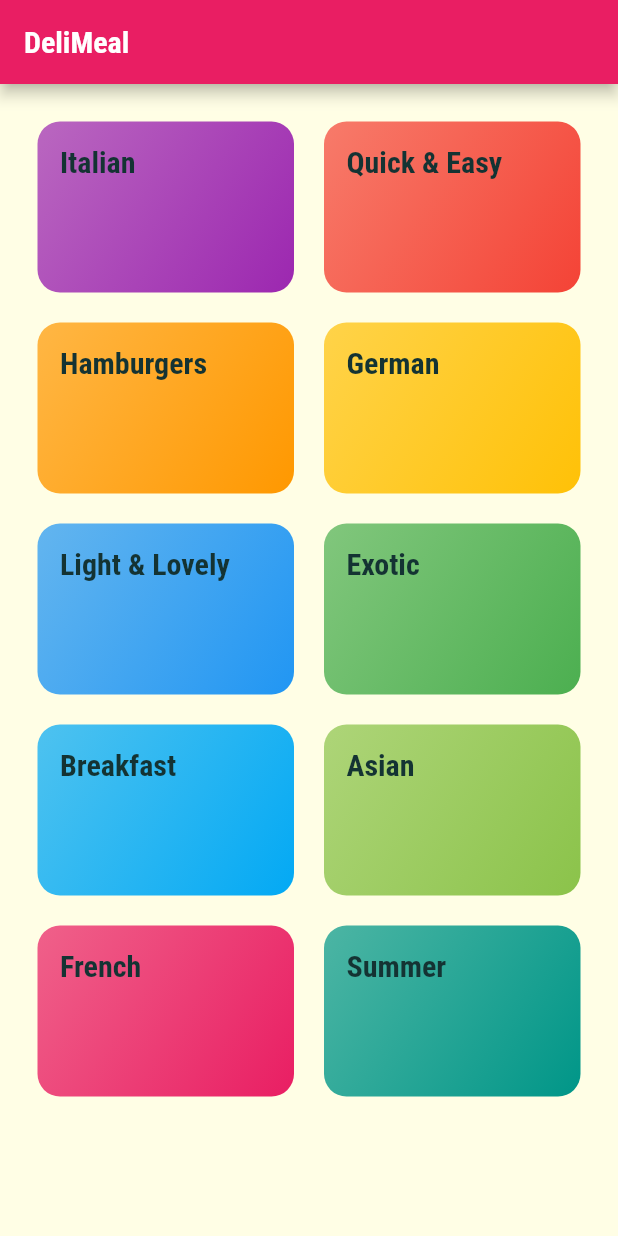
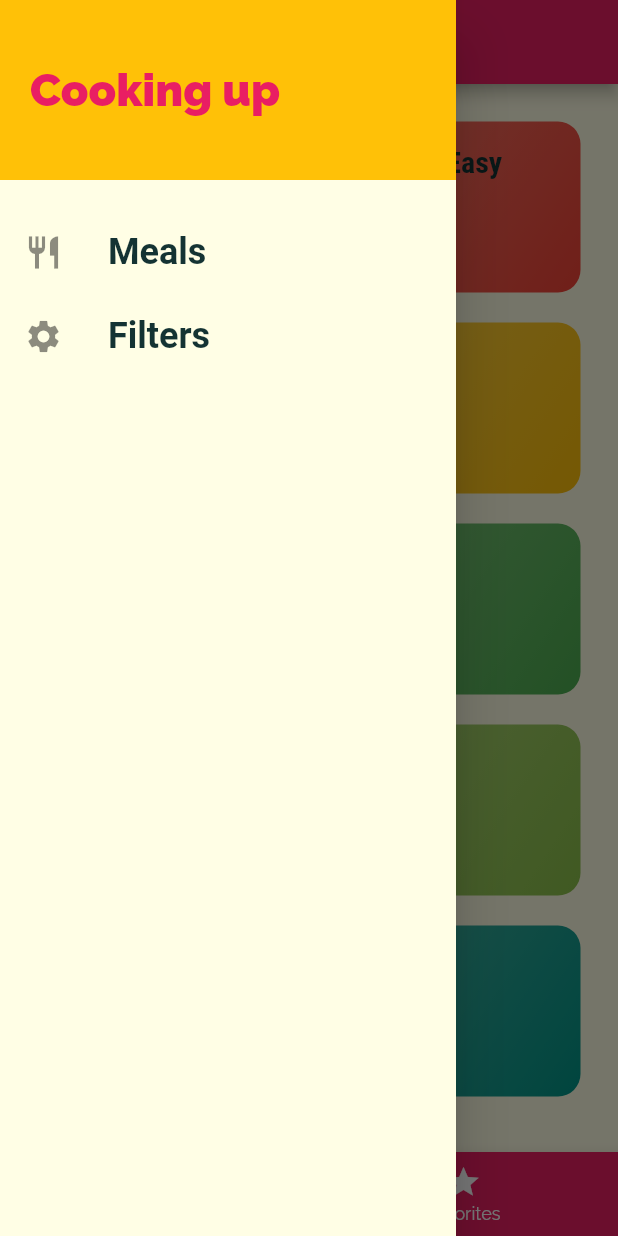
Before and after one commit to Firsak/meals_app, a Flutter app: the screen it shows after launch, with the side drawer open (before the commit the screen has no drawer), on a phone screen of 412 x 824 dp. Run offline on Flutter 3.47's test engine with Material 2 defaults, Android fonts, the phone set to English and light mode, and no system bars; Roboto replaces fonts that are missing (RobotoCondensd).

Commit message:
30-02-2022 Adding tabs and Drawer

```diff
--- a/lib/main.dart
+++ b/lib/main.dart
@@ -1,8 +1,10 @@
 import 'package:flutter/material.dart';
 
-import '/screens/meal_detail_screen.dart';
-import 'screens/category_meals_screen.dart';
-import 'screens/categories_screen.dart';
+import './screens/filters_screen.dart';
+import './screens/tabs_screen.dart';
+import './screens/meal_detail_screen.dart';
+import './screens/category_meals_screen.dart';
+import './screens/categories_screen.dart';
 
 void main() {
   runApp(MyApp());
@@ -37,9 +39,10 @@ class MyApp extends StatelessWidget {
       // home: CategoriesScreen(),
       initialRoute: '/',
       routes: {
-        '/': (ctx) => CategoriesScreen(),
+        '/': (ctx) => TabsScreen(),
         CategoryMealScreen.routeName: (ctx) => CategoryMealScreen(),
         MealDetailScreen.routeName: (ctx) => MealDetailScreen(),
+        FiltersScreen.routeName: (ctx) => FiltersScreen(),
       },
       // onGenerateRoute: (settings) {
       //   print(settings.arguments);
--- a/lib/screens/categories_screen.dart
+++ b/lib/screens/categories_screen.dart
@@ -9,11 +9,7 @@ class CategoriesScreen extends StatelessWidget {
 
   @override
   Widget build(BuildContext context) {
-    return Scaffold(
-      appBar: AppBar(
-        title: const Text('DeliMeal'),
-      ),
-      body: GridView(
+    return GridView(
       padding: const EdgeInsets.all(25),
       gridDelegate: const SliverGridDelegateWithMaxCrossAxisExtent(
         maxCrossAxisExtent: 200,
@@ -28,7 +24,6 @@ class CategoriesScreen extends StatelessWidget {
                 catData.color,
               ))
           .toList(),
-      ),
     );
   }
 }
--- /dev/null
+++ b/lib/screens/favorites_screen.dart
@@ -0,0 +1,12 @@
+import 'package:flutter/material.dart';
+
+class FavoritesScreen extends StatelessWidget {
+  const FavoritesScreen({Key? key}) : super(key: key);
+
+  @override
+  Widget build(BuildContext context) {
+    return Center(
+      child: Text('Favorites'),
+    );
+  }
+}
--- /dev/null
+++ b/lib/screens/filters_screen.dart
@@ -0,0 +1,20 @@
+import 'package:flutter/material.dart';
+
+import '../widgets/main_drawer.dart';
+
+class FiltersScreen extends StatelessWidget {
+  const FiltersScreen({Key? key}) : super(key: key);
+
+  static const routeName = '/filters';
+
+  @override
+  Widget build(BuildContext context) {
+    return Scaffold(
+      appBar: AppBar(
+        title: Text('Filters'),
+      ),
+      drawer: MainDrawer(),
+      body: Text('Filters!'),
+    );
+  }
+}
--- /dev/null
+++ b/lib/screens/tabs_screen.dart
@@ -0,0 +1,64 @@
+import 'package:flutter/material.dart';
+
+import '../widgets/main_drawer.dart';
+import './favorites_screen.dart';
+import './categories_screen.dart';
+
+class TabsScreen extends StatefulWidget {
+  const TabsScreen({Key? key}) : super(key: key);
+
+  @override
+  _TabsScreenState createState() => _TabsScreenState();
+}
+
+class _TabsScreenState extends State<TabsScreen> {
+  final List<Map<String, Object>> _pages = [
+    {
+      'page': CategoriesScreen(),
+      'title': 'Categories',
+    },
+    {
+      'page': FavoritesScreen(),
+      'title': 'Your Favourite',
+    },
+  ];
+
+  int _selectedPageIndex = 0;
+
+  void _selectPage(int index) {
+    setState(() {
+      _selectedPageIndex = index;
+    });
+  }
+
+  @override
+  Widget build(BuildContext context) {
+    return Scaffold(
+      appBar: AppBar(
+        title: Text(_pages[_selectedPageIndex]['title'] as String),
+      ),
+      drawer: MainDrawer(),
+      body: _pages[_selectedPageIndex]['page'] as Widget,
+      bottomNavigationBar: BottomNavigationBar(
+        onTap: _selectPage,
+        backgroundColor: Theme.of(context).primaryColor,
+        unselectedItemColor: Colors.white,
+        selectedItemColor: Theme.of(context).colorScheme.secondary,
+        currentIndex: _selectedPageIndex,
+        type: BottomNavigationBarType.fixed,
+        items: [
+          BottomNavigationBarItem(
+            backgroundColor: Theme.of(context).primaryColor,
+            icon: Icon(Icons.category),
+            label: 'Categories',
+          ),
+          BottomNavigationBarItem(
+            backgroundColor: Theme.of(context).primaryColor,
+            icon: Icon(Icons.star),
+            label: 'Favorites',
+          ),
+        ],
+      ),
+    );
+  }
+}
--- /dev/null
+++ b/lib/widgets/main_drawer.dart
@@ -0,0 +1,67 @@
+import 'package:flutter/material.dart';
+import '../screens/filters_screen.dart';
+
+class MainDrawer extends StatelessWidget {
+  const MainDrawer({Key? key}) : super(key: key);
+
+  Widget buildListTile(String title, IconData icon, Function tapHandler) {
+    return ListTile(
+      onTap: () {
+        tapHandler();
+      },
+      leading: Icon(
+        icon,
+        size: 26,
+      ),
+      title: Text(
+        title,
+        style: TextStyle(
+          fontFamily: 'RobotoCondensd',
+          fontSize: 24,
+          fontWeight: FontWeight.w700,
+        ),
+      ),
+    );
+  }
+
+  @override
+  Widget build(BuildContext context) {
+    return Drawer(
+      child: Column(
+        children: [
+          Container(
+            height: 120,
+            width: double.infinity,
+            padding: EdgeInsets.all(20),
+            alignment: Alignment.centerLeft,
+            color: Theme.of(context).colorScheme.secondary,
+            child: Text(
+              'Cooking up',
+              style: TextStyle(
+                fontWeight: FontWeight.w900,
+                fontSize: 30,
+                color: Theme.of(context).primaryColor,
+              ),
+            ),
+          ),
+          SizedBox(height: 20),
+          buildListTile(
+            'Meals',
+            Icons.restaurant,
+            () {
+              Navigator.of(context).pushReplacementNamed('/');
+            },
+          ),
+          buildListTile(
+            'Filters',
+            Icons.settings,
+            () {
+              Navigator.of(context)
+                  .pushReplacementNamed(FiltersScreen.routeName);
+            },
+          ),
+        ],
+      ),
+    );
+  }
+}
```
Lines whose indentation alone changed are shown as unchanged.
